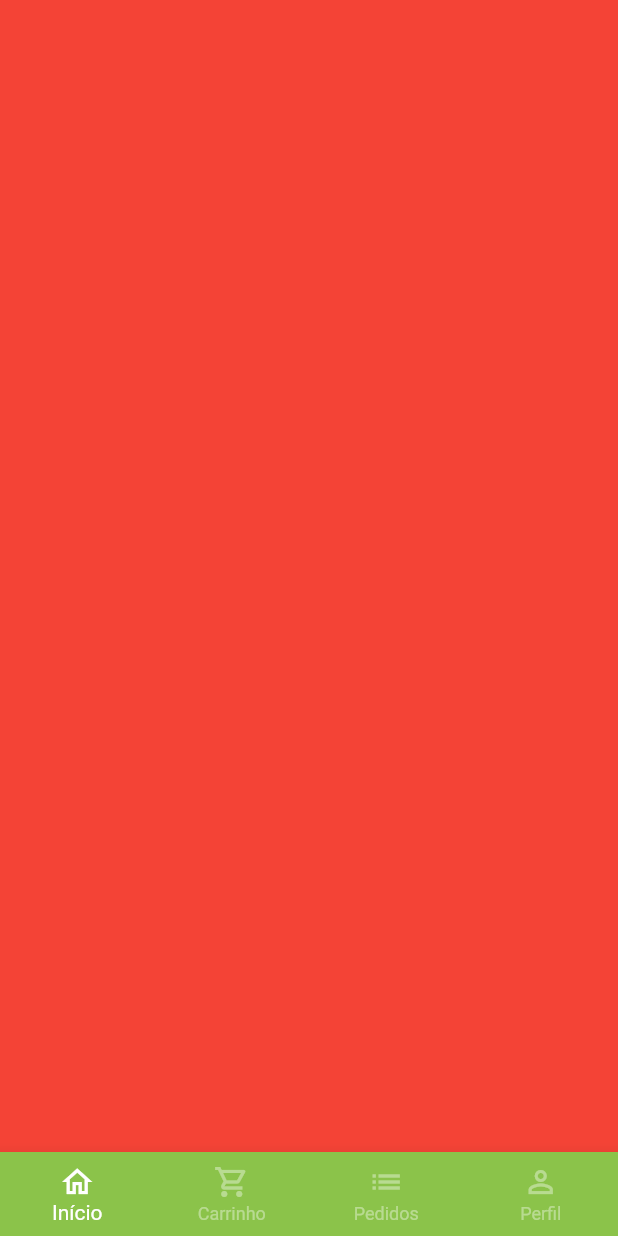
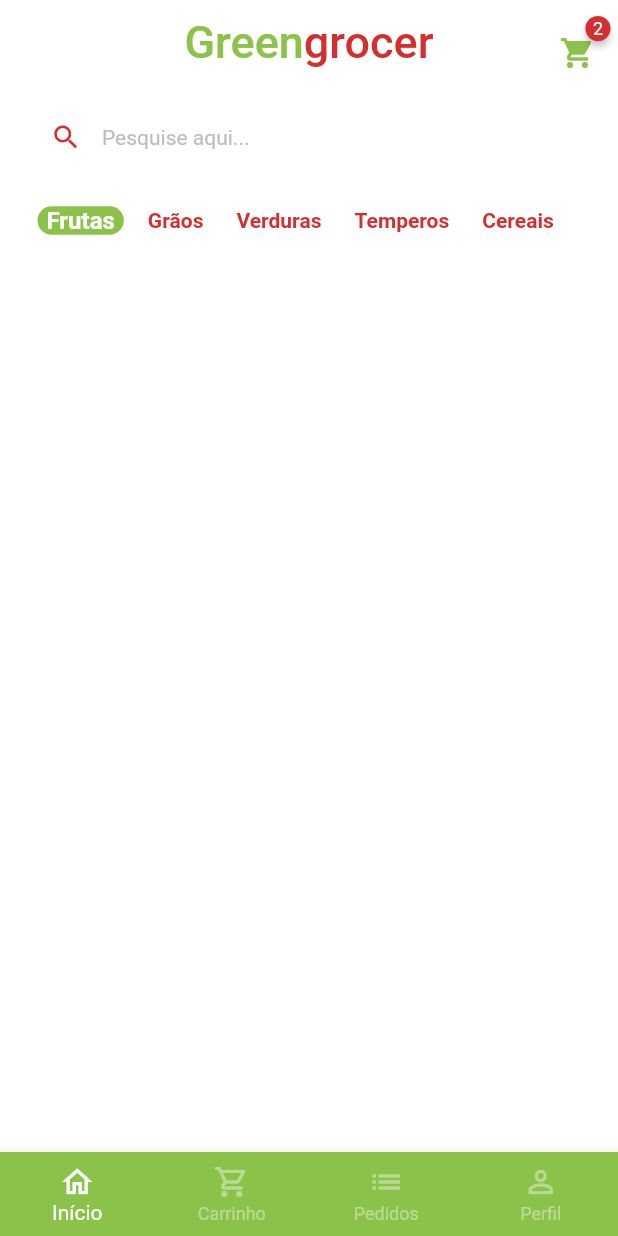
Before and after one commit to Anderson-Andre-P/GreenGrocer, a Flutter app: the screen it shows after launch, after a tap on "Entrar", on a phone screen of 412 x 824 dp. Run offline on Flutter 3.47's test engine with Material 2 defaults, Android fonts, the phone set to English and light mode, and no system bars; drawn by our look-alikes of badges; our stand-ins replace animated_text_kit, mask_text_input_formatter.

Commit message:
feat: tabs category

```diff
--- a/lib/main.dart
+++ b/lib/main.dart
@@ -17,6 +17,7 @@ class MyApp extends StatelessWidget {
       title: 'Flutter Demo',
       theme: ThemeData(
         primarySwatch: CustomColors.customSwatchColor,
+        scaffoldBackgroundColor: Colors.white.withAlpha(190),
       ),
       home: const SignInScreen(),
     );
--- a/lib/src/base/base_screen.dart
+++ b/lib/src/base/base_screen.dart
@@ -1,5 +1,6 @@
 import 'package:flutter/material.dart';
 import 'package:green_grocer/src/config/custom_colors.dart';
+import 'package:green_grocer/src/home/home_tab.dart';
 
 class BaseScreen extends StatefulWidget {
   const BaseScreen({super.key});
@@ -19,7 +20,7 @@ class _BaseScreenState extends State<BaseScreen> {
         controller: pageController,
         physics: const NeverScrollableScrollPhysics(),
         children: [
-          Container(color: Colors.red),
+          HomeTab(),
           Container(color: Colors.blue),
           Container(color: Colors.purple),
           Container(color: Colors.yellow),
--- /dev/null
+++ b/lib/src/home/components/category_tile.dart
@@ -0,0 +1,43 @@
+import 'package:flutter/material.dart';
+import 'package:green_grocer/src/config/custom_colors.dart';
+
+class CategoryTile extends StatelessWidget {
+  const CategoryTile({
+    Key? key,
+    required this.category,
+    required this.isSelected,
+    required this.onPressed,
+  }) : super(key: key);
+
+  final String category;
+  final bool isSelected;
+  final VoidCallback onPressed;
+
+  @override
+  Widget build(BuildContext context) {
+    return GestureDetector(
+      onTap: onPressed,
+      child: Align(
+        alignment: Alignment.center,
+        child: Container(
+          padding: const EdgeInsets.symmetric(horizontal: 6.0),
+          decoration: BoxDecoration(
+            borderRadius: BorderRadius.circular(10.0),
+            color: isSelected
+                ? CustomColors.customSwatchColor
+                : Colors.transparent,
+          ),
+          child: Text(
+            category,
+            style: TextStyle(
+              color:
+                  isSelected ? Colors.white : CustomColors.customContrastColor,
+              fontSize: isSelected ? 16.0 : 14.0,
+              fontWeight: FontWeight.bold,
+            ),
+          ),
+        ),
+      ),
+    );
+  }
+}
--- /dev/null
+++ b/lib/src/home/home_tab.dart
@@ -0,0 +1,143 @@
+import 'package:badges/badges.dart';
+import 'package:flutter/material.dart';
+import 'package:green_grocer/src/config/custom_colors.dart';
+import 'package:green_grocer/src/home/components/category_tile.dart';
+
+class HomeTab extends StatefulWidget {
+  const HomeTab({super.key});
+
+  @override
+  State<HomeTab> createState() => _HomeTabState();
+}
+
+class _HomeTabState extends State<HomeTab> {
+  List<String> categories = [
+    'Frutas',
+    'Grãos',
+    'Verduras',
+    'Temperos',
+    'Cereais',
+  ];
+
+  String selectedCategory = 'Frutas';
+
+  @override
+  Widget build(BuildContext context) {
+    return Scaffold(
+      // AppBar
+      appBar: AppBar(
+        centerTitle: true,
+        backgroundColor: Colors.transparent,
+        elevation: 0,
+        title: Text.rich(
+          TextSpan(
+            style: const TextStyle(
+              fontSize: 30,
+            ),
+            children: [
+              TextSpan(
+                text: 'Green',
+                style: TextStyle(
+                  color: CustomColors.customSwatchColor,
+                ),
+              ),
+              TextSpan(
+                text: 'grocer',
+                style: TextStyle(
+                  color: CustomColors.customContrastColor,
+                ),
+              ),
+            ],
+          ),
+        ),
+        actions: [
+          Padding(
+            padding: const EdgeInsets.only(
+              top: 15.0,
+              right: 15.0,
+            ),
+            child: GestureDetector(
+              onTap: () {},
+              child: Badge(
+                badgeColor: CustomColors.customContrastColor,
+                badgeContent: const Text(
+                  '2',
+                  style: TextStyle(
+                    color: Colors.white,
+                    fontSize: 12.0,
+                  ),
+                ),
+                child: Icon(
+                  Icons.shopping_cart,
+                  color: CustomColors.customSwatchColor,
+                ),
+              ),
+            ),
+          ),
+        ],
+      ),
+
+      body: Column(
+        children: [
+          // Campo de pesquisa
+          Padding(
+            padding: const EdgeInsets.symmetric(
+              horizontal: 20.0,
+              vertical: 10.0,
+            ),
+            child: TextFormField(
+              decoration: InputDecoration(
+                fillColor: Colors.white,
+                filled: true,
+                isDense: true,
+                hintText: 'Pesquise aqui...',
+                hintStyle: TextStyle(
+                  color: Colors.grey.shade400,
+                  fontSize: 14,
+                ),
+                prefixIcon: Icon(
+                  Icons.search,
+                  color: CustomColors.customContrastColor,
+                  size: 21.0,
+                ),
+                border: OutlineInputBorder(
+                  borderRadius: BorderRadius.circular(60.0),
+                  borderSide: const BorderSide(
+                    width: 0.0,
+                    style: BorderStyle.none,
+                  ),
+                ),
+              ),
+            ),
+          ),
+
+          // Categorias
+          Container(
+            padding: const EdgeInsets.only(left: 25.0),
+            height: 40.0,
+            child: ListView.separated(
+              scrollDirection: Axis.horizontal,
+              itemBuilder: (_, index) {
+                return CategoryTile(
+                  category: categories[index],
+                  isSelected: categories[index] == selectedCategory,
+                  onPressed: () {
+                    setState(() {
+                      selectedCategory = categories[index];
+                    });
+                  },
+                );
+              },
+              separatorBuilder: (_, index) => const SizedBox(
+                width: 10.0,
+              ),
+              itemCount: categories.length,
+            ),
+          ),
+
+          // Grid
+        ],
+      ),
+    );
+  }
+}
--- a/pubspec.yaml
+++ b/pubspec.yaml
@@ -37,6 +37,7 @@ dependencies:
   cupertino_icons: ^1.0.2
   animated_text_kit: ^4.2.2
   mask_text_input_formatter: ^2.4.0
+  badges: ^2.0.3
 
 dev_dependencies:
   flutter_test:
```
Also changed, not shown: pubspec.lock.
